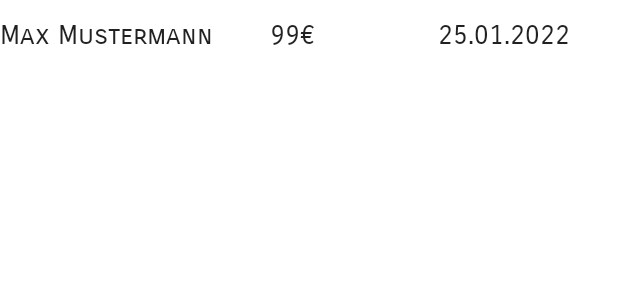
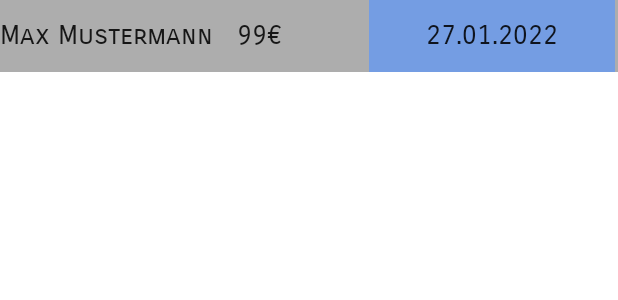
Before and after one commit to MaxTeetz/moco_project_fibuflat, an Android app: the layout moneypool_pool_entry.xml on its own in the app's theme, with its tools: preview values and no code run, on a phone screen of 412 x 824 dp. Shown: the top 300 px of the screen. Run offline under Robolectric (Android 15) with nearby library versions, the phone set to English and light mode, and no system bars.

Commit message:
added date of moneypool entry. Some UI stuff

```diff
--- a/app/src/main/java/com/example/moco_project_fibuflat/ActivityGroup/Adapter/Data/MoneyPoolEntry.kt
+++ b/app/src/main/java/com/example/moco_project_fibuflat/ActivityGroup/Adapter/Data/MoneyPoolEntry.kt
@@ -2,5 +2,6 @@ package com.example.moco_project_fibuflat.ActivityGroup.Adapter.Data
 
 data class MoneyPoolEntry(
     val stringUserId: String,
-    val stringMoneyId: Float
+    val stringMoneyId: Int,
+    val stringDate: String
 )
--- a/app/src/main/java/com/example/moco_project_fibuflat/ActivityGroup/GroupActivity.kt
+++ b/app/src/main/java/com/example/moco_project_fibuflat/ActivityGroup/GroupActivity.kt
@@ -39,10 +39,11 @@ GroupActivity : AppCompatActivity() {
             ), drawerLayout
         )
 
-        Toast.makeText(this@GroupActivity,
+        Toast.makeText(
+            this@GroupActivity,
             intent.getStringExtra("user_id"),
             Toast.LENGTH_SHORT
-            ).show()
+        ).show()
         setupActionBarWithNavController(navController, appBarConfiguration)
         navView.setupWithNavController(navController)
     }
--- a/app/src/main/java/com/example/moco_project_fibuflat/ActivityGroup/ui/home/AddEntry/AddEntryViewModel.kt
+++ b/app/src/main/java/com/example/moco_project_fibuflat/ActivityGroup/ui/home/AddEntry/AddEntryViewModel.kt
@@ -5,8 +5,8 @@ import androidx.lifecycle.ViewModel
 class AddEntryViewModel : ViewModel() {
 
     fun isEntryValid(moneyAmount: String): Boolean {
-        if(moneyAmount.toInt() > 20000)
-            return false
-        return moneyAmount.isNotBlank()
+        if(moneyAmount.isNotBlank() && moneyAmount.toInt() < 20001)
+            return true
+        return false
     }
 }
--- a/app/src/main/java/com/example/moco_project_fibuflat/ActivityGroup/ui/home/HomeFragment.kt
+++ b/app/src/main/java/com/example/moco_project_fibuflat/ActivityGroup/ui/home/HomeFragment.kt
@@ -10,6 +10,7 @@ import androidx.lifecycle.ViewModelProvider
 import androidx.navigation.fragment.findNavController
 import androidx.recyclerview.widget.LinearLayoutManager
 import com.example.moco_project_fibuflat.ActivityGroup.Adapter.MoneyPoolAdapter
+import com.example.moco_project_fibuflat.R
 import com.example.moco_project_fibuflat.databinding.FragmentHomeBinding
 
 //val intent = Intent (requireContext(), GroupActivity::class.java)
@@ -46,7 +47,10 @@ class HomeFragment : Fragment() {
         viewModel.allMoneyEntries.observe(this.viewLifecycleOwner) { entries ->
             entries.let {
                 adapter.submitList(it)
-                binding.currentMoney.text = viewModel.getCurrentMoney().toString()
+                binding.currentMoney.text = view.context.getString(
+                    R.string.money_amount_in_euro,
+                    viewModel.getCurrentMoney().toString()
+                )
             }
         }
         binding.recyclerView.layoutManager = LinearLayoutManager(this.context)
--- a/app/src/main/java/com/example/moco_project_fibuflat/ActivityLogin/UI/Login/LoginFragment.kt
+++ b/app/src/main/java/com/example/moco_project_fibuflat/ActivityLogin/UI/Login/LoginFragment.kt
@@ -55,6 +55,8 @@ class LoginFragment : Fragment() {
     }
 
     private fun onLogin() {
+        binding.email.setText("max-julien@hotmail.de")
+        binding.password.setText("Baum123!")
         val password = binding.password.text.toString()
         val email = binding.email.text.toString()
         var check = true
--- a/app/src/main/java/com/example/moco_project_fibuflat/ActivityLogin/UI/Login/LoginViewModel.kt
+++ b/app/src/main/java/com/example/moco_project_fibuflat/ActivityLogin/UI/Login/LoginViewModel.kt
@@ -22,7 +22,7 @@ class LoginViewModel : ViewModel() {
         return mail.isBlank()
     }
 
-    fun loginCredentialsCorrect(email: String, password: String): Boolean{
+    fun loginCredentialsCorrect(email: String, password: String): Boolean {
         return true
     }
 }
--- a/app/src/main/res/layout/fragment_add_entry.xml
+++ b/app/src/main/res/layout/fragment_add_entry.xml
@@ -24,6 +24,7 @@
 
             <com.google.android.material.textfield.TextInputEditText
                 android:id="@+id/money_amount"
+                android:digits="0123456789"
                 android:layout_width="match_parent"
                 android:layout_height="match_parent"
                 android:inputType="numberDecimal"
--- a/app/src/main/res/layout/moneypool_pool_entry.xml
+++ b/app/src/main/res/layout/moneypool_pool_entry.xml
@@ -4,11 +4,12 @@
     xmlns:tools="http://schemas.android.com/tools"
     android:layout_width="match_parent"
     android:layout_height="48dp"
+    android:background="@color/grey"
     android:descendantFocusability="blocksDescendants">
 
     <TextView
         android:id="@+id/user_name"
-        android:layout_width="180dp"
+        android:layout_width="150dp"
         android:layout_height="match_parent"
         android:fontFamily="sans-serif-smallcaps"
         android:gravity="center_vertical"
@@ -22,6 +23,7 @@
         android:id="@+id/money_given"
         android:layout_width="80dp"
         android:layout_height="match_parent"
+        android:layout_marginStart="8dp"
         android:fontFamily="sans-serif-smallcaps"
         android:gravity="center_vertical"
         android:textAppearance="@style/TextAppearance.AppCompat.Body1"
@@ -31,16 +33,17 @@
         tools:text="99€" />
 
     <TextView
-        android:id="@+id/date"
-        android:layout_width="0dp"
-        android:layout_height="48dp"
+        android:id="@+id/date_money_given"
+        android:layout_width="164dp"
+        android:layout_height="match_parent"
+        android:layout_marginStart="8dp"
+        android:background="@color/password_blue"
         android:fontFamily="sans-serif-smallcaps"
         android:gravity="center"
         android:textAppearance="@style/TextAppearance.AppCompat.Body1"
         android:textSize="18sp"
-        app:layout_constraintEnd_toEndOf="parent"
         app:layout_constraintStart_toEndOf="@id/money_given"
         app:layout_constraintTop_toTopOf="parent"
-        tools:text="25.01.2022" />
+        tools:text="27.01.2022" />
 
 </androidx.constraintlayout.widget.ConstraintLayout>
--- a/app/src/main/res/values/colors.xml
+++ b/app/src/main/res/values/colors.xml
@@ -10,5 +10,6 @@
     <color name="green">#2DA44E</color>
     <color name="password_blue">#749DE3</color>
     <color name="red_700">#FFD32F2F</color>
+    <color name="grey">#ADADAD</color>
 
 </resources>
--- a/app/src/main/res/values/strings.xml
+++ b/app/src/main/res/values/strings.xml
@@ -45,7 +45,7 @@
     <string name="add">Add</string>
     <string name="username_home_fragment">Username</string>
     <string name="amount_home_fragment">Amount</string>
-
+    <string name="money_amount_in_euro">€%1$s</string>
     <string name="max_mustermann">Max Mustermann</string>
     <string name="john_doe">John Doe</string>
     <string name="number">5</string>
```
Also changed, not shown: app/src/main/java/com/example/moco_project_fibuflat/ActivityGroup/Adapter/MoneyPoolAdapter.kt (+12 -6 lines), app/src/main/java/com/example/moco_project_fibuflat/ActivityGroup/ui/home/AddEntry/AddEntryFragment.kt (+14 -3 lines), app/src/main/java/com/example/moco_project_fibuflat/ActivityGroup/ui/home/HomeViewModel.kt (+6 -4 lines), app/src/main/java/com/example/moco_project_fibuflat/ActivityLogin/MainActivity.kt (+34 -38 lines), app/src/main/res/layout/fragment_home.xml (+9 -5 lines).
